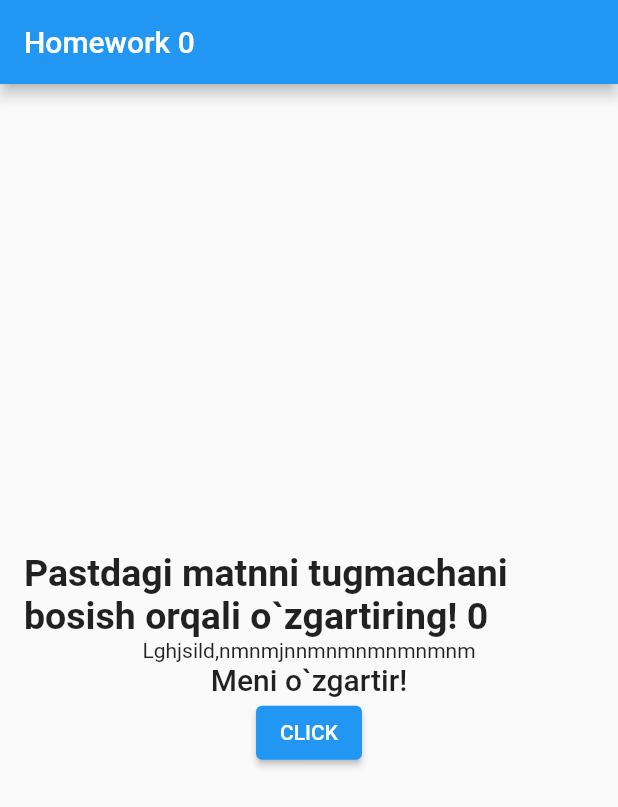
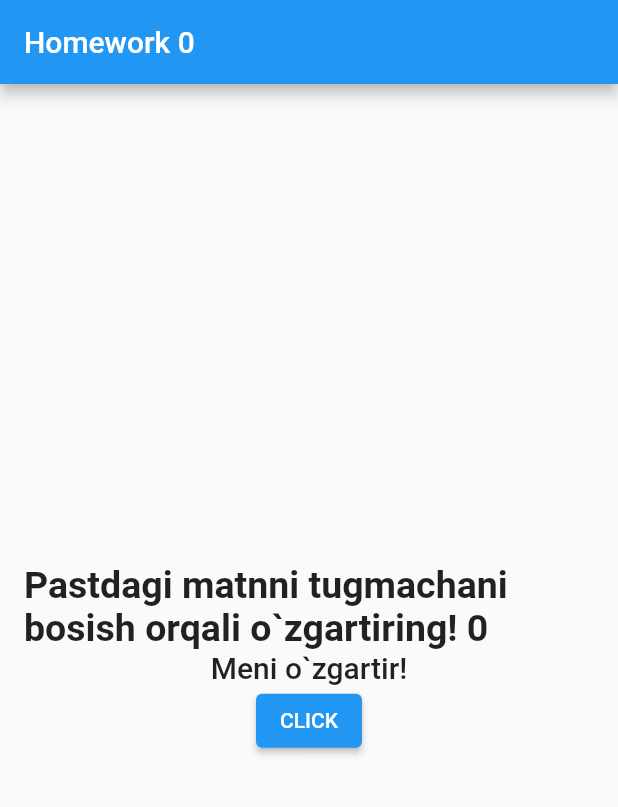
Before and after one commit to samuraixan/first_homework_flutter, a Flutter app: the screen it shows after launch, on a phone screen of 412 x 824 dp. Shown: the top 807 px of the screen. Run offline on Flutter 3.47's test engine with Material 2 defaults, Android fonts, the phone set to English and light mode, and no system bars.

Commit message:
Tekst olib tashlandi

```diff
--- a/lib/main.dart
+++ b/lib/main.dart
@@ -111,7 +111,6 @@ class HomeworkState extends State<Homework> {
                   fontWeight: FontWeight.bold,
                 ),
               ),
-              Text('Lghjsild,nmnmjnnmnmnmnmnmnm'),
               Text(
                 myText,
                 style: const TextStyle(fontSize: 20, fontWeight: FontWeight.w500),
```
